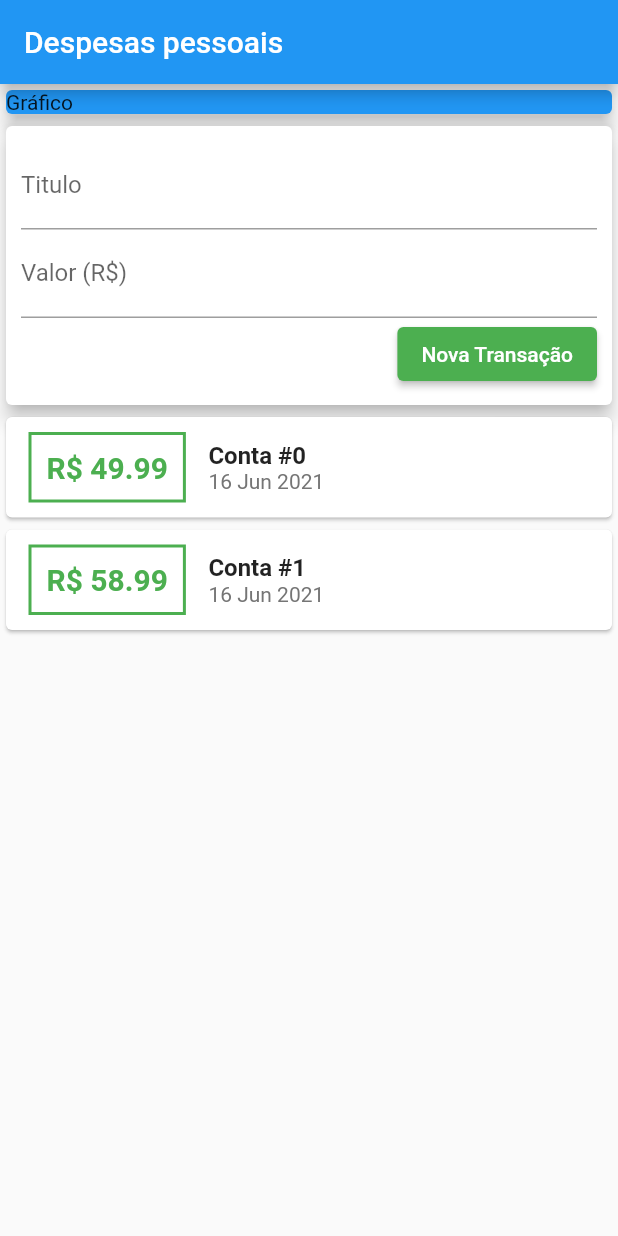
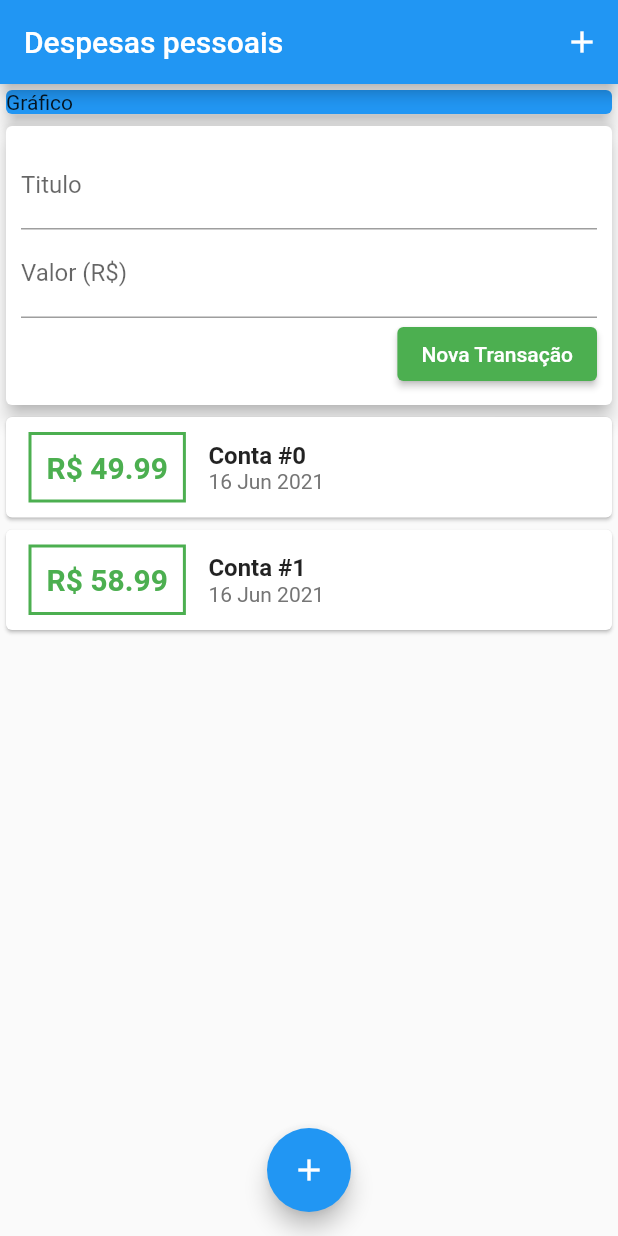
Before and after one commit to Daniel-Fonseca-da-Silva/Project-Expenses-Week, a Flutter app: the screen it shows after launch, on a phone screen of 412 x 824 dp. Run offline on Flutter 3.47's test engine with Material 2 defaults, Android fonts, the phone set to English and light mode, and no system bars.

Commit message:
Created two buttons inside main

```diff
--- a/lib/main.dart
+++ b/lib/main.dart
@@ -14,7 +14,14 @@ class MyHomePage extends StatelessWidget {
   @override
   Widget build(BuildContext context) {
     return Scaffold(
-      appBar: AppBar(title: Text('Despesas pessoais')),
+      appBar: AppBar(title: Text('Despesas pessoais'),
+        actions: [
+          IconButton(
+            icon: Icon(Icons.add),
+            onPressed: () {},
+          )
+        ],
+      ),
       body: SingleChildScrollView(
         child: Column(
           crossAxisAlignment: CrossAxisAlignment.stretch,
@@ -29,6 +36,11 @@ class MyHomePage extends StatelessWidget {
           ],
         ),
       ),
+      floatingActionButton: FloatingActionButton(
+        child: Icon(Icons.add),
+        onPressed: () {}
+      ),
+      floatingActionButtonLocation: FloatingActionButtonLocation.centerFloat,
     );
   }
 }
```
